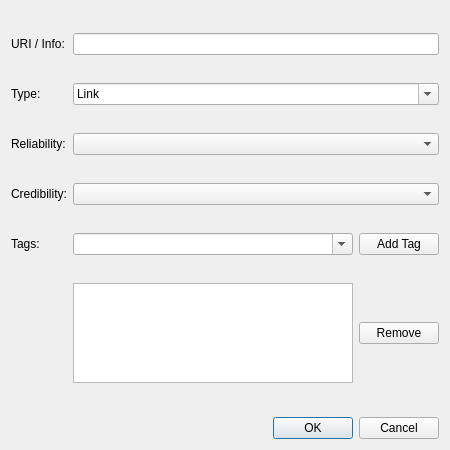
The window that add_edit_source_dialog.ui (royalPanic/sourcemgmtengine) describes before a commit, drawn with Qt 5.
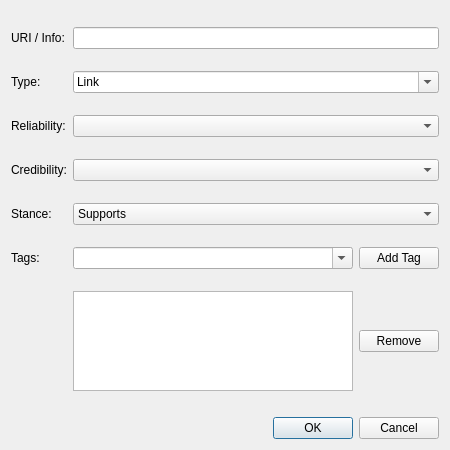
The same window after the commit.

Commit message:
Add Supports/Rebuts stance field and stance filter
- Add 'stance' column to sources table (auto-migrated via _update_schema)
- Add Stance combo box (Supports/Rebuts) to add/edit source dialog
- Display Stance in the main source table
- Add 'Filter by Stance' combo box (All/Supports/Rebuts) above the source table
- Changing the filter dynamically refreshes the table to show only matching sources
- All DB methods updated to handle stance parameter

Patch:
```diff
--- a/add_edit_source_dialog.ui
+++ b/add_edit_source_dialog.ui
@@ -86,13 +86,34 @@
       <widget class="QComboBox" name="cboCredibility"/>
      </item>
      <item row="4" column="0">
+      <widget class="QLabel" name="label_6">
+       <property name="text">
+        <string>Stance:</string>
+       </property>
+      </widget>
+     </item>
+     <item row="4" column="1">
+      <widget class="QComboBox" name="cboStance">
+       <item>
+        <property name="text">
+         <string>Supports</string>
+        </property>
+       </item>
+       <item>
+        <property name="text">
+         <string>Rebuts</string>
+        </property>
+       </item>
+      </widget>
+     </item>
+     <item row="5" column="0">
       <widget class="QLabel" name="label_5">
        <property name="text">
         <string>Tags:</string>
        </property>
       </widget>
      </item>
-     <item row="4" column="1">
+     <item row="5" column="1">
       <layout class="QHBoxLayout" name="tagInputLayout">
        <item>
         <widget class="QComboBox" name="cboTagInput">
@@ -116,7 +137,7 @@
        </item>
       </layout>
      </item>
-     <item row="5" column="1">
+     <item row="6" column="1">
       <layout class="QHBoxLayout" name="tagListLayout">
        <item>
         <widget class="QListWidget" name="listTags">
```
The commit also changes 5 other files.
